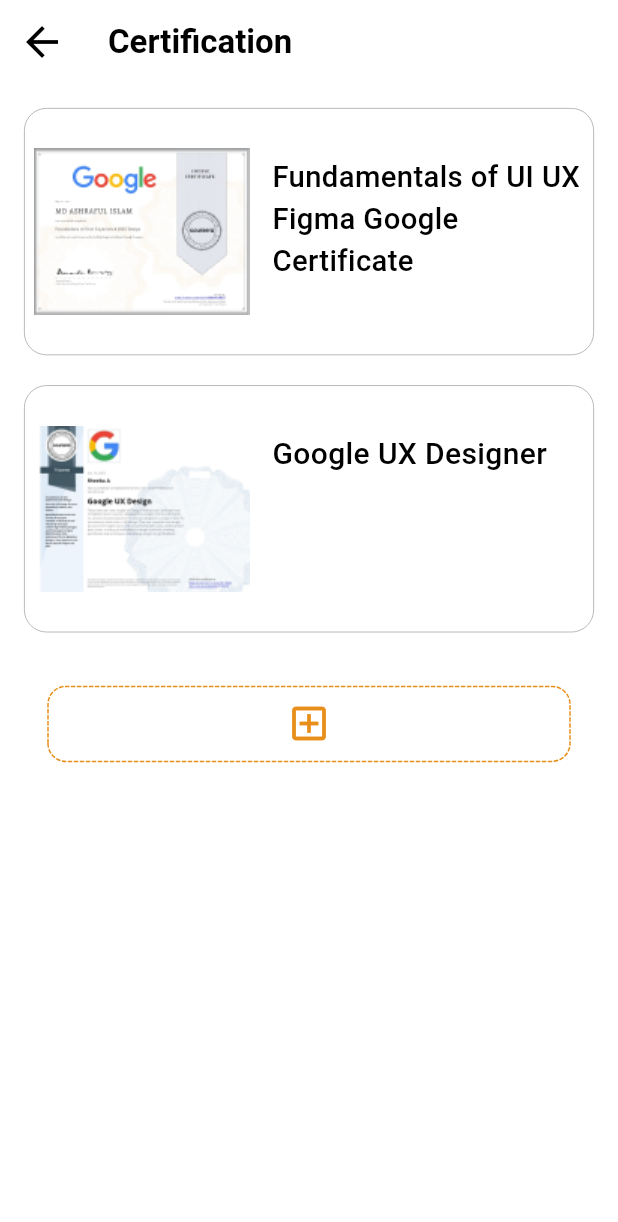
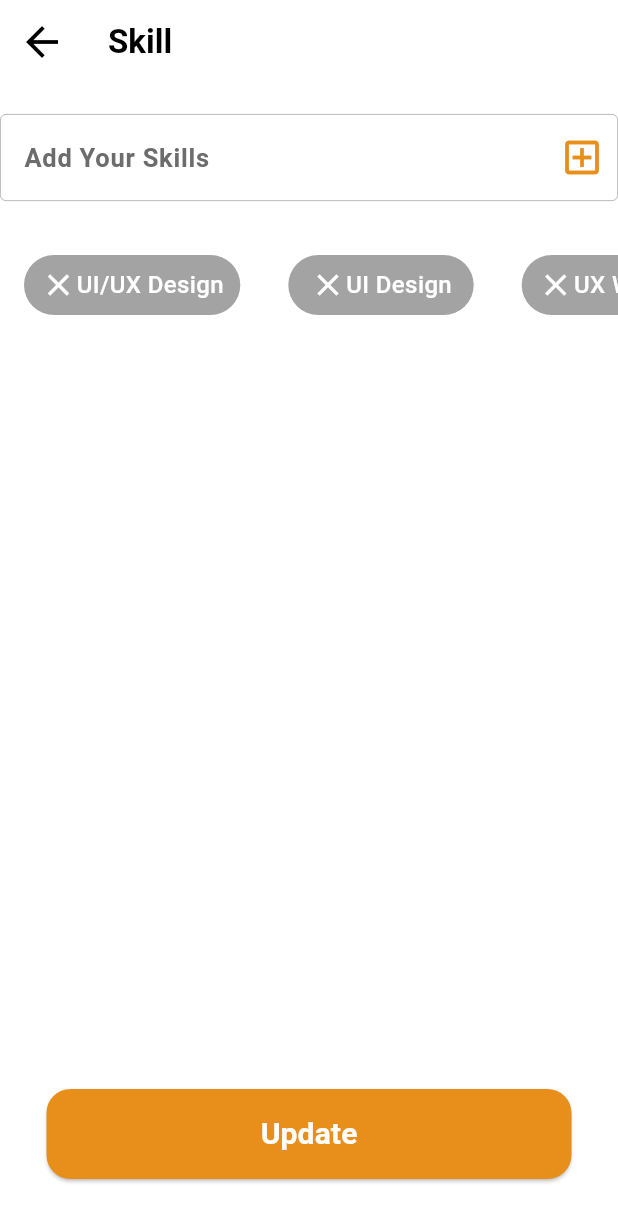
Before and after one commit to DiyaShajith/Q_HireEvent, a Flutter app: the screen it shows after launch, on a phone screen of 412 x 824 dp. Shown: the top 1222 px of the screen. Run offline on Flutter 3.47's test engine with Material 3 defaults, Android fonts, the phone set to English and light mode, and no system bars; drawn by our look-alikes of dotted_border; our stand-ins replace smooth_page_indicator.

Commit message:
skill completed

```diff
--- a/lib/main.dart
+++ b/lib/main.dart
@@ -1,5 +1,6 @@
 import 'package:flutter/material.dart';
 import 'package:qhire_event/constants/pageview.dart';
+import 'package:qhire_event/skillview/skill.dart';
 import 'package:qhire_event/view/certificateview/certificatepage.dart';
 import 'package:qhire_event/view/eventview/event.dart';
 import 'package:qhire_event/view/eventview/eventcancelled.dart';
@@ -27,7 +28,7 @@ class MyApp extends StatelessWidget {
         colorScheme: ColorScheme.fromSeed(seedColor: Colors.deepPurple),
         useMaterial3: true,
       ),
-      home: Certificatepage(),
+      home: Skill(),
     );
   }
 }
--- /dev/null
+++ b/lib/skillview/skill.dart
@@ -0,0 +1,176 @@
+import 'package:flutter/material.dart';
+import 'package:qhire_event/constants/custom_color.dart';
+
+class Skill extends StatefulWidget {
+  const Skill({super.key});
+
+  @override
+  State<Skill> createState() => _SkillState();
+}
+
+class _SkillState extends State<Skill> {
+  @override
+  Widget build(BuildContext context) {
+    final size = MediaQuery.sizeOf(context);
+    return Scaffold(
+      backgroundColor: CustomColor.scaffoldbg,
+      appBar: AppBar(
+        backgroundColor: CustomColor.scaffoldbg,
+        leading: IconButton(
+          onPressed: () {},
+          icon: Icon(
+            Icons.arrow_back,
+            color: CustomColor.blackprimary,
+            size: 32,
+          ),
+        ),
+        title: const Text(
+          "Skill",
+          style: TextStyle(
+              color: CustomColor.blackprimary,
+              fontSize: 22,
+              fontWeight: FontWeight.bold),
+        ),
+      ),
+      body: Column(
+        children: [
+          const SizedBox(
+            height: 20,
+          ),
+          TextField(
+            decoration: const InputDecoration(
+                suffixIcon: Icon(
+                  Icons.add_box_outlined,
+                  color: CustomColor.textfieldbg,
+                  size: 30,
+                ),
+                hintText: "Add Your Skills",
+                hintStyle: TextStyle(
+                    color: CustomColor.uploadbg,
+                    fontWeight: FontWeight.bold,
+                    fontSize: 17),
+                enabledBorder: OutlineInputBorder(
+                    borderSide: BorderSide(
+                        color: CustomColor.textfieldbg1, width: 0.5))),
+          ),
+          SizedBox(
+            height: 20,
+          ),
+          SingleChildScrollView(
+            scrollDirection: Axis.horizontal,
+            child: Row(
+              // mainAxisAlignment: MainAxisAlignment.spaceAround,
+              children: [
+                Padding(
+                  padding: const EdgeInsets.all(16),
+                  child: Container(
+                    padding: const EdgeInsets.all(8),
+                    width: size.width * 0.35,
+                    decoration: BoxDecoration(
+                      borderRadius: BorderRadius.circular(20),
+                      color: CustomColor.textfieldbg1,
+                    ),
+                    child: Row(
+                      mainAxisAlignment: MainAxisAlignment.center,
+                      children: [
+                        Icon(
+                          Icons.clear_outlined,
+                          color: CustomColor.scaffoldbg,
+                        ),
+                        Text(
+                          "UI/UX Design",
+                          style: TextStyle(
+                              color: CustomColor.scaffoldbg,
+                              fontWeight: FontWeight.w500,
+                              fontSize: 16),
+                        ),
+                      ],
+                    ),
+                  ),
+                ),
+                Padding(
+                  padding: const EdgeInsets.all(16),
+                  child: Container(
+                    padding: const EdgeInsets.all(8),
+                    width: size.width * 0.3,
+                    decoration: BoxDecoration(
+                      borderRadius: BorderRadius.circular(20),
+                      color: CustomColor.textfieldbg1,
+                    ),
+                    child: Row(
+                      mainAxisAlignment: MainAxisAlignment.center,
+                      children: [
+                        Icon(
+                          Icons.clear_outlined,
+                          color: CustomColor.scaffoldbg,
+                        ),
+                        Text(
+                          "UI Design",
+                          style: TextStyle(
+                              color: CustomColor.scaffoldbg,
+                              fontWeight: FontWeight.w500,
+                              fontSize: 16),
+                        ),
+                      ],
+                    ),
+                  ),
+                ),
+                Padding(
+                  padding: const EdgeInsets.all(16),
+                  child: Container(
+                    padding: const EdgeInsets.all(8),
+                    width: size.width * 0.3,
+                    decoration: BoxDecoration(
+                      borderRadius: BorderRadius.circular(20),
+                      color: CustomColor.textfieldbg1,
+                    ),
+                    child: Row(
+                      mainAxisAlignment: MainAxisAlignment.center,
+                      children: [
+                        Icon(
+                          Icons.clear_outlined,
+                          color: CustomColor.scaffoldbg,
+                        ),
+                        Text(
+                          "UX Writing",
+                          style: TextStyle(
+                              color: CustomColor.scaffoldbg,
+                              fontWeight: FontWeight.w500,
+                              fontSize: 16),
+                        ),
+                      ],
+                    ),
+                  ),
+                ),
+              ],
+            ),
+          ),
+          const SizedBox(
+            height: 500,
+          ),
+          SizedBox(
+            width: 350,
+            height: 60,
+            child: ElevatedButton(
+              style: ElevatedButton.styleFrom(
+                shape: RoundedRectangleBorder(
+                  borderRadius: BorderRadius.circular(16),
+                ),
+                backgroundColor: CustomColor.textfieldbg,
+              ),
+              onPressed: () {},
+              child: const Text(
+                "Update",
+                style: TextStyle(
+                  color: CustomColor.scaffoldbg,
+                  fontSize: 20,
+                  fontWeight: FontWeight.bold,
+                ),
+              ),
+            ),
+          ),
+        ],
+      ),
+    );
+  }
+}
```
